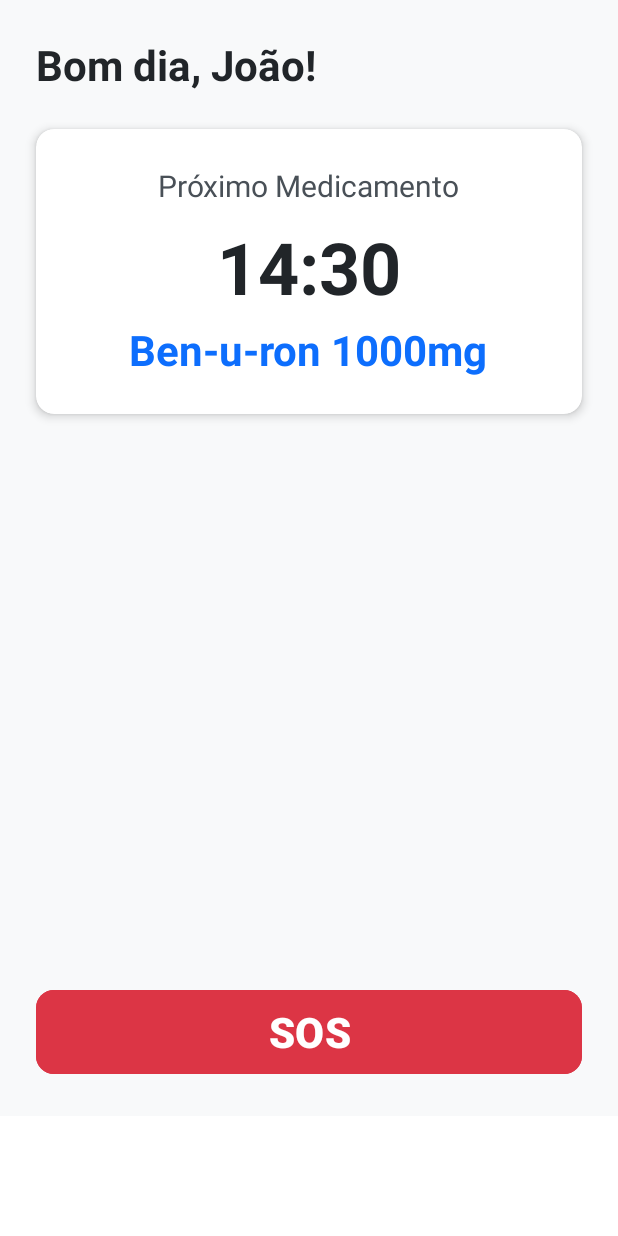
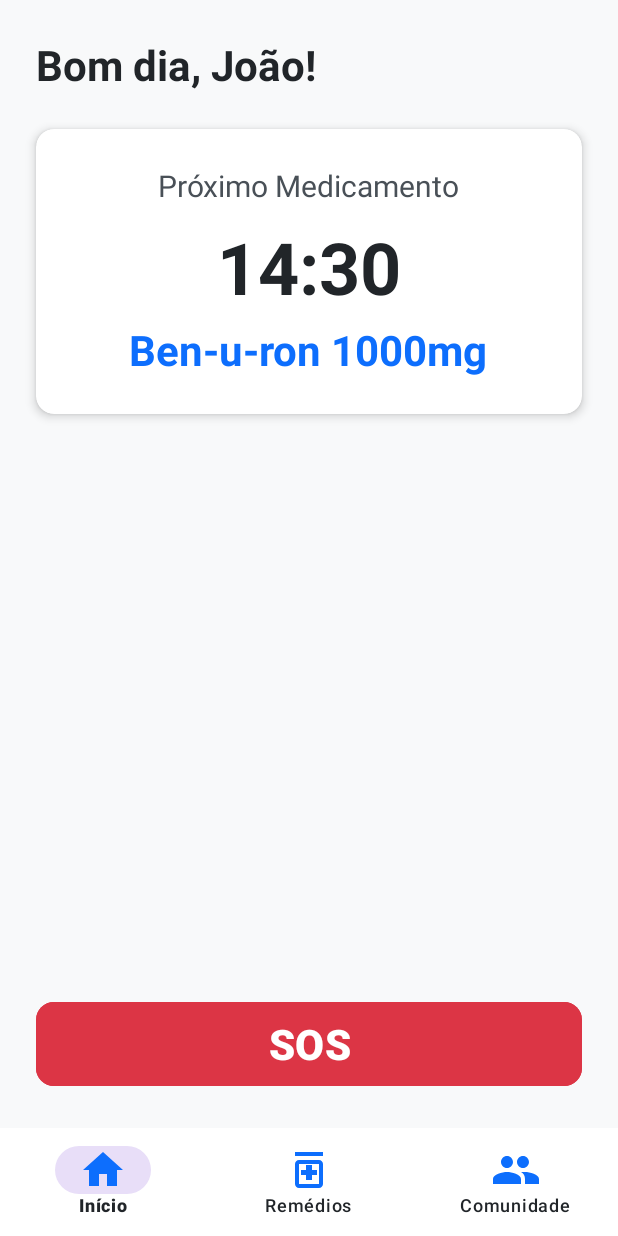
Before and after one commit to CunhaTiago-art/PDM_Vital-_54608_54272_55193, an Android app: the screen it shows after launch (MainActivity), on a phone screen of 412 x 824 dp. Run offline under Robolectric (Android 15) with nearby library versions, the phone set to English and light mode, and no system bars; 1 statement that could not run was skipped.

Commit message:
feat: setup bottom navigation menu and icons

```diff
--- /dev/null
+++ b/app/src/main/res/drawable/ic_community.xml
@@ -0,0 +1,9 @@
+<vector xmlns:android="http://schemas.android.com/apk/res/android"
+    android:width="24dp"
+    android:height="24dp"
+    android:viewportWidth="24"
+    android:viewportHeight="24">
+  <path
+      android:fillColor="#FF000000"
+      android:pathData="M16,11c1.66,0 2.99,-1.34 2.99,-3S17.66,5 16,5s-3,1.34 -3,3 1.34,3 3,3zM8,11c1.66,0 2.99,-1.34 2.99,-3S9.66,5 8,5 5,6.34 5,8s1.34,3 3,3zM8,13c-2.33,0 -7,1.17 -7,3.5V19h14v-2.5c0,-2.33 -4.67,-3.5 -7,-3.5zM16,13c-0.29,0 -0.62,0.02 -0.97,0.05C16.28,13.93 17,14.83 17,16.5V19h7v-2.5c0,-2.33 -4.67,-3.5 -7,-3.5z"/>
+</vector>
--- /dev/null
+++ b/app/src/main/res/drawable/ic_home.xml
@@ -0,0 +1,9 @@
+<vector xmlns:android="http://schemas.android.com/apk/res/android"
+    android:width="24dp"
+    android:height="24dp"
+    android:viewportWidth="24"
+    android:viewportHeight="24">
+  <path
+      android:fillColor="#FF000000"
+      android:pathData="M10,20v-6h4v6h5v-8h3L12,3 2,12h3v8z"/>
+</vector>
--- /dev/null
+++ b/app/src/main/res/drawable/ic_medication.xml
@@ -0,0 +1,9 @@
+<vector xmlns:android="http://schemas.android.com/apk/res/android"
+    android:width="24dp"
+    android:height="24dp"
+    android:viewportWidth="24"
+    android:viewportHeight="24">
+  <path
+      android:fillColor="#FF000000"
+      android:pathData="M19,3H5v2h14V3zM17,7H7c-1.1,0 -2,0.9 -2,2v10c0,1.1 0.9,2 2,2h10c1.1,0 2,-0.9 2,-2V9C19,7.9 18.1,7 17,7zM17,19H7V9h10V19zM10.5,17v-2.5H8V12h2.5V9.5h3V12H16v2.5h-2.5V17H10.5z"/>
+</vector>
--- a/app/src/main/res/layout/activity_main.xml
+++ b/app/src/main/res/layout/activity_main.xml
@@ -96,7 +96,13 @@
         android:id="@+id/bottomNavigation"
         android:layout_width="0dp"
         android:layout_height="wrap_content"
+        android:minHeight="72dp"
         android:background="@color/white"
+        app:itemIconSize="32dp"
+        app:itemIconTint="@color/action_primary_blue"
+        app:itemTextColor="@color/text_primary"
+        app:labelVisibilityMode="labeled"
+        app:menu="@menu/bottom_nav_menu"
         app:layout_constraintBottom_toBottomOf="parent"
         app:layout_constraintEnd_toEndOf="parent"
         app:layout_constraintStart_toStartOf="parent" />
--- /dev/null
+++ b/app/src/main/res/menu/bottom_nav_menu.xml
@@ -0,0 +1,19 @@
+<?xml version="1.0" encoding="utf-8"?>
+<menu xmlns:android="http://schemas.android.com/apk/res/android">
+
+    <item
+        android:id="@+id/nav_home"
+        android:icon="@drawable/ic_home"
+        android:title="Início" />
+
+    <item
+        android:id="@+id/nav_meds"
+        android:icon="@drawable/ic_medication"
+        android:title="Remédios" />
+
+    <item
+        android:id="@+id/nav_community"
+        android:icon="@drawable/ic_community"
+        android:title="Comunidade" />
+
+</menu>
```
